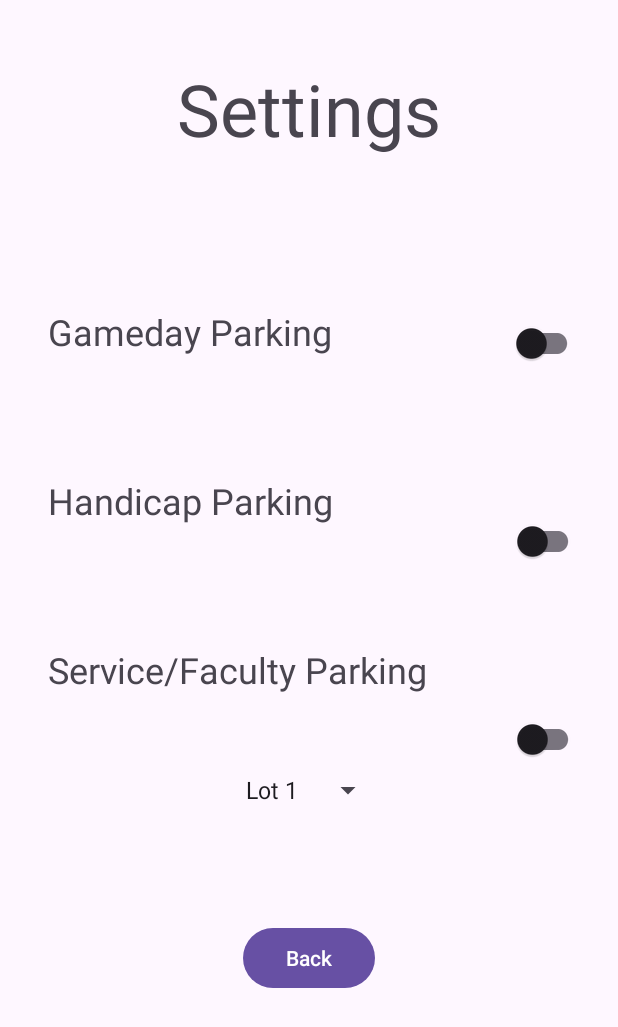
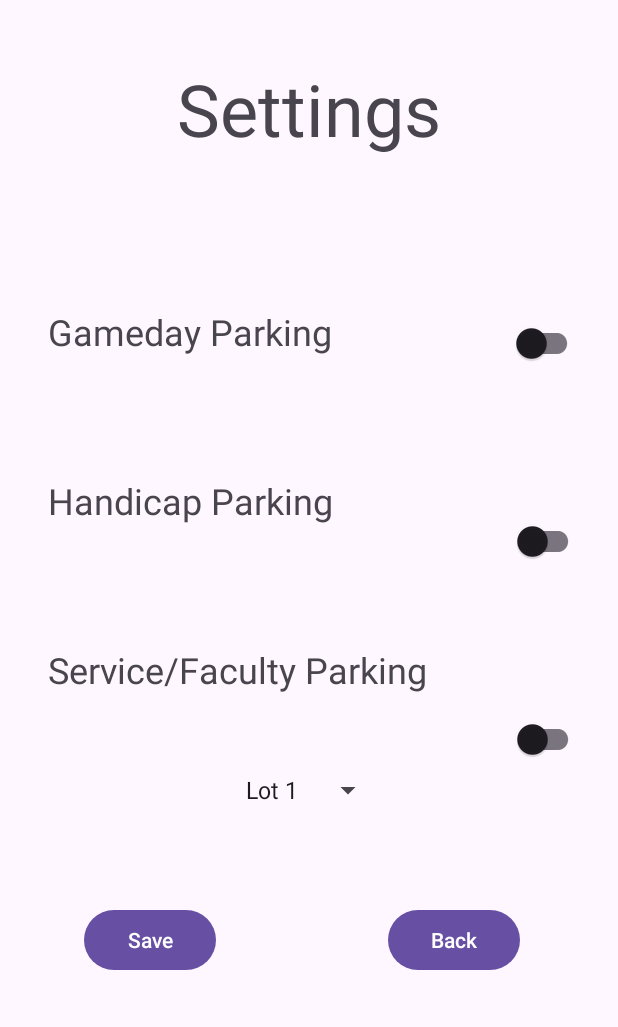
Before and after one commit to KrabbyPattyson/UMDParkingApp, an Android app: the screen it shows after launch (SettingsActivity), after a tap on "Settings Page", on a phone screen of 412 x 824 dp. Shown: the top 1027 px of the screen. Run offline under Robolectric (Android 15) with nearby library versions, the phone set to English and light mode, and no system bars; our stand-ins replace AdMob.

Commit message:
Persistent Data is working for settings.

```diff
--- a/app/build.gradle.kts
+++ b/app/build.gradle.kts
@@ -43,6 +43,7 @@ dependencies {
     implementation("androidx.constraintlayout:constraintlayout:2.1.4")
     implementation("com.google.android.gms:play-services-maps:18.2.0")
     implementation("com.google.android.gms:play-services-ads:22.6.0")
+    implementation("com.google.android.gms:play-services-ads-lite:22.6.0")
     testImplementation("junit:junit:4.13.2")
     androidTestImplementation("androidx.test.ext:junit:1.1.5")
     androidTestImplementation("androidx.test.espresso:espresso-core:3.5.1")
--- a/app/src/main/java/com/example/umdparkingapp/MainActivity.kt
+++ b/app/src/main/java/com/example/umdparkingapp/MainActivity.kt
@@ -23,6 +23,9 @@ class MainActivity : AppCompatActivity() {
             Log.w("MainActivity", "Sent to MapActivity view?")
         }
 
+        // Create a Settings app
+        settings = Settings(this)
+        settings.sayPreferences()
 
         settingsButtonClick.setOnClickListener {
             val intent = Intent(this, SettingsActivity::class.java)
@@ -30,4 +33,13 @@ class MainActivity : AppCompatActivity() {
             Log.w("MainActivity", "Sent to SettingsActivity view?")
         }
     }
+
+    override fun onResume() {
+        super.onResume()
+        settings.sayPreferences()
+    }
+
+    companion object {
+        lateinit var settings : Settings
+    }
 }
--- a/app/src/main/java/com/example/umdparkingapp/MapActivity.kt
+++ b/app/src/main/java/com/example/umdparkingapp/MapActivity.kt
@@ -17,6 +17,7 @@ import com.google.android.gms.maps.model.MarkerOptions
 
 class MapActivity : AppCompatActivity(), OnMapReadyCallback {
     private lateinit var map : GoogleMap
+
     override fun onCreate(savedInstanceState: Bundle?) {
         super.onCreate(savedInstanceState)
         setContentView(R.layout.activity_map)
@@ -30,6 +31,7 @@ class MapActivity : AppCompatActivity(), OnMapReadyCallback {
         Log.w( "MainActivity", "Inside onMapReady" )
         map = p0
         var umd : LatLng = LatLng( 38.9860, -76.9451 )
+
 
         // add a circle
 
--- /dev/null
+++ b/app/src/main/java/com/example/umdparkingapp/Settings.kt
@@ -0,0 +1,67 @@
+package com.example.umdparkingapp
+
+import android.content.Context
+import android.content.SharedPreferences
+import android.util.Log
+
+class Settings {
+    private var gameday : Boolean = false
+    private var handicap : Boolean = false
+    private var service : Boolean = false
+    private var lot : String = "None"
+
+    constructor(gameday : Boolean, handicap : Boolean, service : Boolean, lot : String) {
+        setGameday( gameday )
+        setHandicap( handicap )
+        setService( service )
+    }
+
+    constructor( context: Context) {
+        var pref : SharedPreferences = context.getSharedPreferences( context.packageName + "_preferences",
+            Context.MODE_PRIVATE )
+        setGameday( pref.getBoolean(GAMEDAY, false ))
+        setHandicap( pref.getBoolean(HANDICAP, false))
+        setService( pref.getBoolean(SERVICE, false))
+        setLot(pref.getString(LOT, "None").toString())
+    }
+
+    fun setGameday(g : Boolean) {
+        gameday = g
+    }
+
+    fun setHandicap(h : Boolean) {
+        handicap = h
+    }
+
+    fun setService(s : Boolean) {
+        service = s
+    }
+
+    fun setLot(l : String) {
+        lot = l
+    }
+
+    fun setPreferences(context: Context){
+        var pref : SharedPreferences = context.getSharedPreferences( context.packageName + "_preferences",
+            Context.MODE_PRIVATE )
+
+        var editor : SharedPreferences.Editor = pref.edit()
+        editor.putBoolean(GAMEDAY, gameday)
+        editor.putBoolean(HANDICAP, handicap )
+        editor.putBoolean(SERVICE, service )
+        editor.putString(LOT, lot)
+        editor.commit()
+    }
+
+    fun sayPreferences() {
+        Log.w("MainActivity", "You're preferences are: \nGameday: ${gameday}\nHandicap: ${handicap}\nService/Faculty: ${service}\nLot: $lot")
+    }
+
+    // This holds the keys to the persistent data for other activities to use
+    companion object {
+        private const val GAMEDAY = "Gameday"
+        private const val HANDICAP = "Handicap"
+        private const val SERVICE = "Service/Faculty"
+        private const val LOT = "Lot location"
+    }
+}
--- a/app/src/main/java/com/example/umdparkingapp/SettingsActivity.kt
+++ b/app/src/main/java/com/example/umdparkingapp/SettingsActivity.kt
@@ -7,6 +7,8 @@ import android.content.Context
 import android.content.SharedPreferences
 import android.util.Log
 import android.widget.LinearLayout
+import android.widget.Spinner
+import androidx.appcompat.widget.SwitchCompat
 import com.google.android.gms.ads.AdRequest
 import com.google.android.gms.ads.AdSize
 import com.google.android.gms.ads.AdView
@@ -15,9 +17,18 @@ import com.google.android.gms.ads.AdView
 
 class SettingsActivity : AppCompatActivity() {
     private lateinit var adView : AdView
+    private lateinit var gamedaySwitch : SwitchCompat
+    private lateinit var handicapSwitch : SwitchCompat
+    private lateinit var serviceSwitch : SwitchCompat
+    private lateinit var lotName : Spinner
     override fun onCreate(savedInstanceState: Bundle?) {
         super.onCreate(savedInstanceState)
         setContentView(R.layout.activity_settings)
+
+        gamedaySwitch = findViewById(R.id.gameDaySwitch)
+        handicapSwitch = findViewById(R.id.handicapSwitch)
+        serviceSwitch = findViewById(R.id.serviceSwitch)
+        lotName = findViewById(R.id.spinner)
 
         //createAd( )
     }
@@ -46,4 +57,15 @@ class SettingsActivity : AppCompatActivity() {
     fun endActivity(v: View){
         finish()
     }
+
+    fun saveSettings(v: View) {
+        MainActivity.settings.setGameday(gamedaySwitch.isChecked)
+        MainActivity.settings.setHandicap(handicapSwitch.isChecked)
+        MainActivity.settings.setService(serviceSwitch.isChecked)
+        MainActivity.settings.setLot(lotName.selectedItem.toString())
+        MainActivity.settings.setPreferences(this)
+        finish()
+    }
+
+
 }
--- a/app/src/main/res/layout/activity_settings.xml
+++ b/app/src/main/res/layout/activity_settings.xml
@@ -103,11 +103,12 @@
         android:id="@+id/settingsBack"
         android:layout_width="wrap_content"
         android:layout_height="wrap_content"
-        android:layout_marginTop="64dp"
+        android:layout_marginTop="52dp"
         android:onClick="endActivity"
         android:text="@string/back"
         app:layout_constraintEnd_toEndOf="parent"
-        app:layout_constraintStart_toStartOf="parent"
+        app:layout_constraintHorizontal_bias="0.637"
+        app:layout_constraintStart_toEndOf="@+id/save"
         app:layout_constraintTop_toBottomOf="@+id/spinner" />
 
     <com.google.android.gms.ads.AdView
@@ -122,4 +123,15 @@
         app:layout_constraintStart_toStartOf="parent"
         app:layout_constraintTop_toBottomOf="@+id/settingsBack" />
 
+    <Button
+        android:id="@+id/save"
+        android:layout_width="wrap_content"
+        android:layout_height="wrap_content"
+        android:layout_marginStart="56dp"
+        android:layout_marginTop="52dp"
+        android:onClick="saveSettings"
+        android:text="@string/Save"
+        app:layout_constraintStart_toStartOf="parent"
+        app:layout_constraintTop_toBottomOf="@+id/spinner" />
+
 </androidx.constraintlayout.widget.ConstraintLayout>
--- a/app/src/main/res/values/strings.xml
+++ b/app/src/main/res/values/strings.xml
@@ -5,6 +5,7 @@
     <string name="handicapText">Handicap Parking</string>
     <string name="serviceText">Service/Faculty Parking</string>
     <string name="back">Back</string>
+    <string name="Save">Save</string>
 
     <string-array name="parkingLots">
         <item>Lot 1</item>
```
